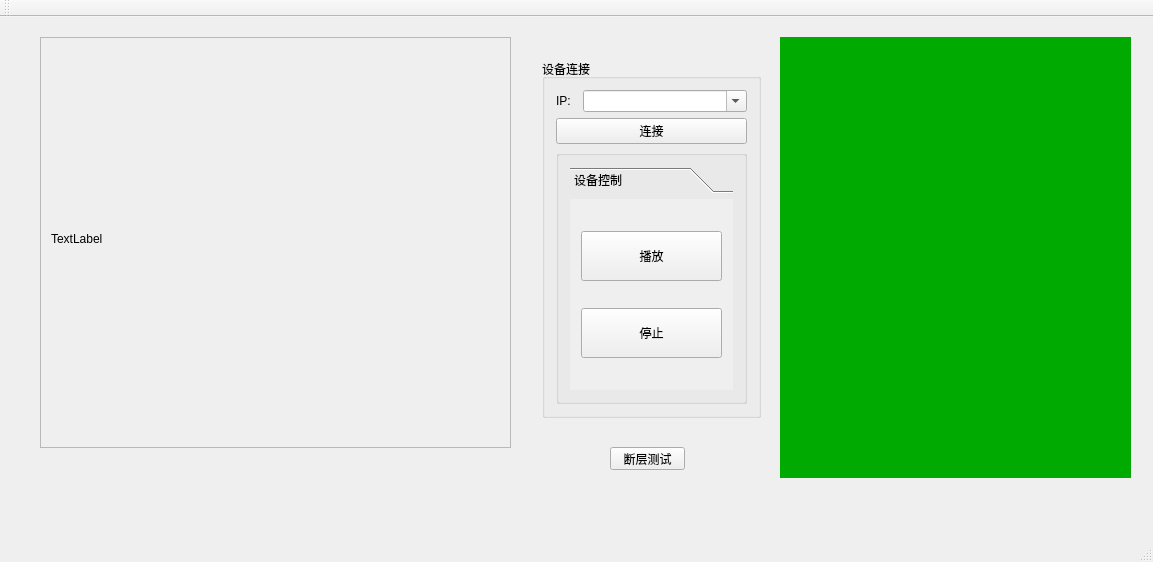
Qt form QtTestCam/QtTestCam/QtTestCam.ui (seafrog1984/QtTestCam) before a commit.
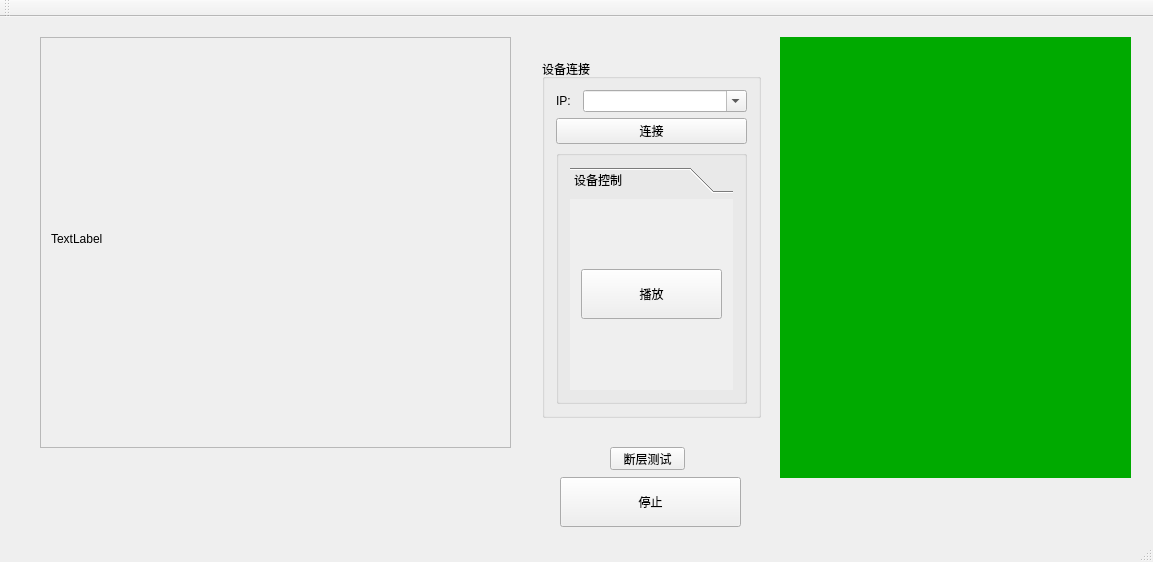
The same form after that commit. Custom widgets are drawn as their Qt base class.

The edit to the form file:
```diff
--- a/QtTestCam/QtTestCam/QtTestCam.ui
+++ b/QtTestCam/QtTestCam/QtTestCam.ui
@@ -106,8 +106,8 @@
                <rect>
                 <x>0</x>
                 <y>0</y>
-                <width>191</width>
-                <height>201</height>
+                <width>199</width>
+                <height>222</height>
                </rect>
               </property>
               <attribute name="label">
@@ -127,19 +127,6 @@
                  </property>
                 </widget>
                </item>
-               <item>
-                <widget class="QPushButton" name="btn_stop">
-                 <property name="minimumSize">
-                  <size>
-                   <width>50</width>
-                   <height>50</height>
-                  </size>
-                 </property>
-                 <property name="text">
-                  <string>停止</string>
-                 </property>
-                </widget>
-               </item>
               </layout>
              </widget>
             </widget>
@@ -222,6 +209,25 @@
      <string>断层测试</string>
     </property>
    </widget>
+   <widget class="QPushButton" name="btn_stop">
+    <property name="geometry">
+     <rect>
+      <x>560</x>
+      <y>460</y>
+      <width>181</width>
+      <height>50</height>
+     </rect>
+    </property>
+    <property name="minimumSize">
+     <size>
+      <width>50</width>
+      <height>50</height>
+     </size>
+    </property>
+    <property name="text">
+     <string>停止</string>
+    </property>
+   </widget>
   </widget>
   <widget class="QMenuBar" name="menuBar">
    <property name="geometry">
```
Left out of the diff: 5 changed lines with no effect on the pictures.
